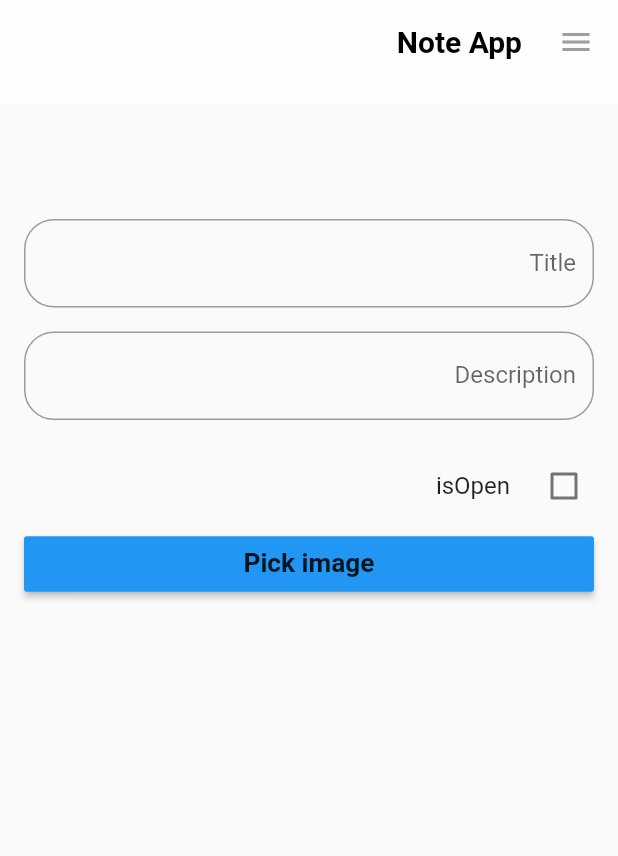
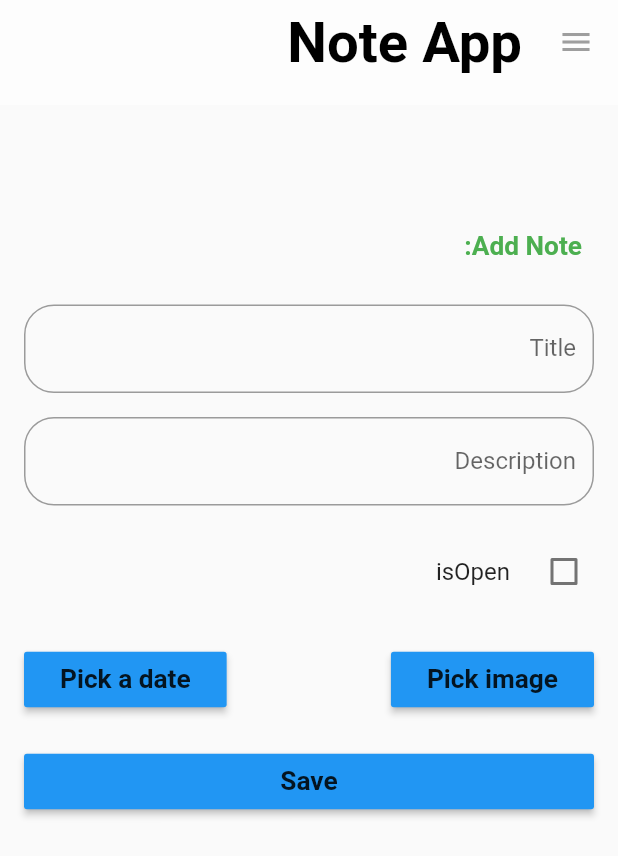
Before and after one commit to AbdoTareq/visual_note_app_task, a Flutter app: the screen it shows after launch, on a phone screen of 412 x 824 dp. Shown: the top 856 px of the screen. Run offline on Flutter 3.47's test engine with Material 2 defaults, Android fonts, the phone set to English and light mode, and no system bars; our stand-ins replace get, get_storage, image_picker, logger, sqflite, velocity_x; accounts and stored records are empty; Roboto replaces fonts that are missing (Cairo).

Commit message:
feat: Add add note page

```diff
--- a/lib/controller/home_controller.dart
+++ b/lib/controller/home_controller.dart
@@ -3,14 +3,30 @@ import 'package:get/get.dart';
 
 import 'package:get/get.dart';
 import 'package:image_picker/image_picker.dart';
+import 'package:visual_note_app_task/models/note.dart';
 import 'package:visual_note_app_task/repos/note_repo.dart';
+
+import '../constants.dart';
 
 class HomeController extends GetxController {
   final NoteRepository repository;
   HomeController(this.repository);
   Rx<XFile?> image = XFile('').obs;
+  final selectedDate = DateTime(1960).obs;
+  final GlobalKey<FormState> formKey = GlobalKey();
+  RxBool isOpen = false.obs;
 
   List<TextEditingController> textControllers = List.generate(2, (index) => TextEditingController());
 
-  RxBool isOpen = false.obs;
+  Future<void> saveNote() async {
+    if (formKey.currentState!.validate()) {
+      // var note = Note(
+      //     title: textControllers[0].text,
+      //     description: textControllers[1].text,
+      //     dateInMiliSeconds: selectedDate.string,
+      //     image: image.value!.path,
+      //     isOpen: isOpen.value ? 1 : 0);
+      // logger.i("${(await repository.insert(note)).toMap()}");
+    }
+  }
 }
--- a/lib/models/note.dart
+++ b/lib/models/note.dart
@@ -2,14 +2,14 @@ import 'dart:convert';
 import 'dart:typed_data';
 
 class Note {
-  final int id;
+  final int? id;
   final String title;
   final String description;
-  final int dateInMiliSeconds;
-  final Uint8List image;
+  final String dateInMiliSeconds;
+  final String image;
   final int isOpen;
   Note({
-    required this.id,
+    this.id,
     required this.title,
     required this.description,
     required this.dateInMiliSeconds,
@@ -21,8 +21,8 @@ class Note {
     int? id,
     String? title,
     String? description,
-    int? dateInMiliSeconds,
-    Uint8List? image,
+    String? dateInMiliSeconds,
+    String? image,
     int? isOpen,
   }) {
     return Note(
@@ -48,11 +48,11 @@ class Note {
 
   factory Note.fromMap(Map<dynamic, dynamic> map) {
     return Note(
-      id: map['id']?.toInt() ?? 0,
+      id: map['id']?.toInt(),
       title: map['title'] ?? '',
       description: map['description'] ?? '',
-      dateInMiliSeconds: map['dateInMiliSeconds']?.toInt() ?? 0,
-      image: map['image'],
+      dateInMiliSeconds: map['dateInMiliSeconds'] ?? '',
+      image: map['image'] ?? '',
       isOpen: map['isOpen']?.toInt() ?? 0,
     );
   }
--- a/lib/view/pages/home_page.dart
+++ b/lib/view/pages/home_page.dart
@@ -3,6 +3,7 @@ import 'dart:io';
 import 'package:flutter/material.dart';
 import 'package:get/get.dart';
 import 'package:image_picker/image_picker.dart';
+import 'package:visual_note_app_task/constants.dart';
 import 'package:visual_note_app_task/controller/home_controller.dart';
 import 'package:visual_note_app_task/view/widgets/app_drawer.dart';
 import 'package:visual_note_app_task/view/widgets/custom_app_bar.dart';
@@ -24,16 +25,22 @@ class HomePage extends GetView<HomeController> {
         ),
         drawer: const AppDrawer(),
         body: SafeArea(
+          child: Form(
+            key: controller.formKey,
             child: ListView(
               children: [
                 60.heightBox,
+                'Add Note:'.text.bold.xl2.color(kPrimaryColor).xl.make().p8(),
+                20.heightBox,
                 TextInput(
                   controller: controller.textControllers[0],
                   hint: 'Title',
+                  validate: (value) => value!.isEmpty ? 'Eenter some text' : null,
                 ),
                 TextInput(
                   controller: controller.textControllers[1],
                   hint: 'Description',
+                  validate: (value) => value!.isEmpty ? 'Eenter some text' : null,
                 ),
                 Obx(
                   () => CheckboxListTile(
@@ -44,6 +51,10 @@ class HomePage extends GetView<HomeController> {
                     onChanged: (value) => controller.isOpen.toggle(),
                   ),
                 ),
+                20.heightBox,
+                Row(
+                  mainAxisAlignment: MainAxisAlignment.spaceBetween,
+                  children: [
                     MaterialButton(
                         color: Colors.blue,
                         onPressed: () async {
@@ -54,9 +65,38 @@ class HomePage extends GetView<HomeController> {
                         child: 'Pick image'.text.bold.xl.make().p8()),
                     Obx(() => controller.image.value!.path.isEmpty
                         ? Container()
-                  : Image.file(File(controller.image.value!.path)))
+                        : Image.file(File(controller.image.value!.path))),
+                    MaterialButton(
+                        color: Colors.blue,
+                        onPressed: () async {
+                          controller.selectedDate(await showDatePicker(
+                              context: context,
+                              initialDate: DateTime.now(),
+                              firstDate: DateTime(1950),
+                              lastDate: DateTime.now()));
+                        },
+                        splashColor: Colors.blueGrey,
+                        child: Obx(
+                          () => (controller.selectedDate.value.year == 1960
+                                  ? 'Pick a date'
+                                  : controller.selectedDate.string.substring(0, 10))
+                              .text
+                              .bold
+                              .xl
+                              .make()
+                              .p8(),
+                        )),
+                  ],
+                ),
+                20.heightBox,
+                MaterialButton(
+                    color: Colors.blue,
+                    onPressed: controller.saveNote,
+                    splashColor: Colors.blueGrey,
+                    child: 'Save'.text.bold.xl.make().p8()),
               ],
             ).p16(),
+          ),
         ));
   }
 }
--- a/lib/view/widgets/custom_app_bar.dart
+++ b/lib/view/widgets/custom_app_bar.dart
@@ -16,7 +16,7 @@ class CustomAppBar extends StatelessWidget with PreferredSizeWidget {
       iconTheme: const IconThemeData(color: Colors.grey),
       centerTitle: false,
       titleSpacing: 0,
-      title: title.text.start.color(Theme.of(context).primaryColor).bold.make().p8(),
+      title: title.text.start.color(Theme.of(context).primaryColor).xl3.bold.make().p8(),
     );
   }
 
```
Also changed, not shown: lib/repos/note_repo.dart (+19 -12 lines). Lines whose indentation alone changed are shown as unchanged.
